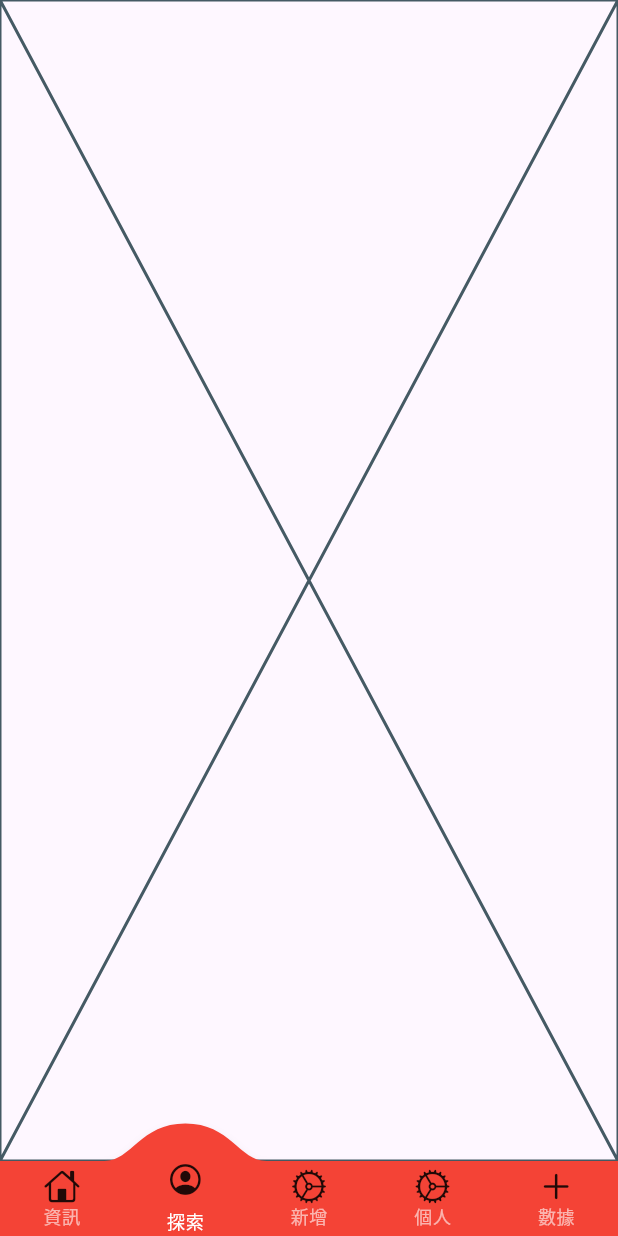
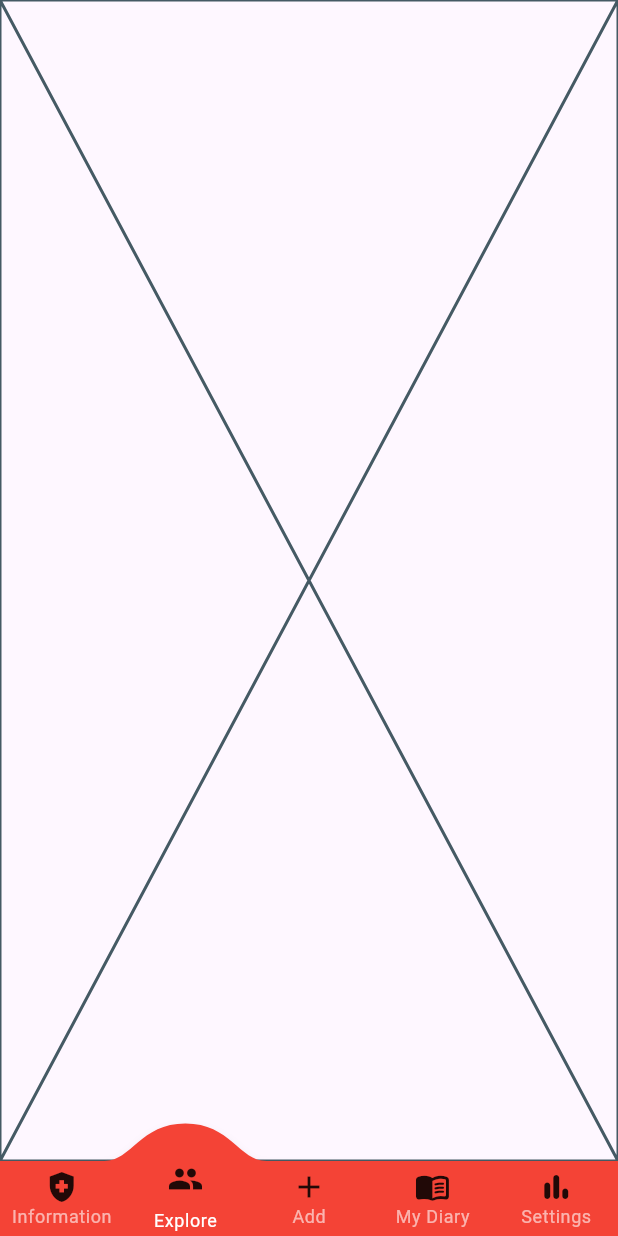
Before and after one commit to SimonLiu423/cc_diary, a Flutter app: the screen it shows after launch, item 2 of the bottom bar chosen, on a phone screen of 412 x 824 dp. Run offline on Flutter 3.47's test engine with Material 3 defaults, Android fonts, the phone set to English and light mode, and no system bars; drawn by our look-alikes of convex_bottom_bar; our stand-ins replace bloc, equatable, flutter_bloc, just_audio, rxdart, timelines; missing offline and left inert: audio_session; generated files the repository leaves out were written again; network calls fail.

Commit message:
Feat: home page ui icon & l10n

```diff
--- a/lib/l10n/app_en.arb
+++ b/lib/l10n/app_en.arb
@@ -2,16 +2,16 @@
     "appTitle": "CC Diary",
     "homePageTitle": "Home",
     "infoPageTitle": "Information",
+    "explorePageTitle": "Explore",
     "myDiaryPageTitle": "My Diary",
     "profilePageTitle": "Profile",
     "settingsPageTitle": "Settings",
     "addPageTitle": "Add",
-
+    "statPageTitle": "Statistics",
     "daysAgo": "{days} days ago",
     "hoursAgo": "{hours} hours ago",
     "minutesAgo": "{minutes} minutes ago",
     "secondsAgo": "{seconds} seconds ago",
-
     "newDiary_save": "Save",
     "newDiary_writeAreaHint": "今天發生了什麼..."
 }
--- a/lib/l10n/app_zh.arb
+++ b/lib/l10n/app_zh.arb
@@ -2,17 +2,16 @@
     "appTitle": "CC Diary",
     "homePageTitle": "首頁",
     "infoPageTitle": "資訊",
+    "explorePageTitle": "探索",
     "myDiaryPageTitle": "我的日記",
     "profilePageTitle": "個人",
     "settingsPageTitle": "設定",
     "addPageTitle": "新增",
-
+    "statPageTitle": "統計",
     "daysAgo": "{days} 天前",
     "hoursAgo": "{hours} 小時前",
     "minutesAgo": "{minutes} 分鐘前",
     "secondsAgo": "{seconds} 秒前",
-
-
     "newDiary_save": "儲存",
     "newDiary_writeAreaHint": "今天發生了什麼..."
 }
--- a/lib/main.dart
+++ b/lib/main.dart
@@ -1,9 +1,9 @@
 import 'package:cc_diary/features/information/info.dart';
 import 'package:cc_diary/features/me/me.dart';
 import 'package:cc_diary/features/new_diary/diary.dart';
+import 'package:cc_diary/l10n.dart';
 import 'package:cc_diary/theme.dart';
 import 'package:convex_bottom_bar/convex_bottom_bar.dart';
-import 'package:flutter/cupertino.dart';
 import 'package:flutter/material.dart';
 import 'package:flutter_gen/gen_l10n/app_localizations.dart';
 import 'package:flutter_localizations/flutter_localizations.dart';
@@ -21,7 +21,7 @@ class MyApp extends StatelessWidget {
     return const MaterialApp(
       title: 'CC Diary',
       home: HomePage(),
-      localizationsDelegates: const [
+      localizationsDelegates: [
         AppLocalizations.delegate, // Add this line
         GlobalMaterialLocalizations.delegate,
         GlobalWidgetsLocalizations.delegate,
@@ -56,10 +56,6 @@ class _HomePageState extends State<HomePage> {
         return const DiaryPage();
       case 3:
         return const MePage();
-      // case 1:
-      //   return const ProfilePage();
-      // case 2:
-      //   return const SettingsPage();
       default:
         return const Placeholder();
     }
@@ -67,18 +63,26 @@ class _HomePageState extends State<HomePage> {
 
   @override
   Widget build(BuildContext context) {
-    // return const DiaryPage();
     return Scaffold(
         body: _selectedBody(),
         bottomNavigationBar: ConvexAppBar(
           backgroundColor: theme().primaryColor,
           style: TabStyle.react,
-          items: const [
-            TabItem(icon: Icon(CupertinoIcons.home), title: '資訊'),
-            TabItem(icon: Icon(CupertinoIcons.profile_circled), title: '探索'),
-            TabItem(icon: Icon(CupertinoIcons.settings), title: '新增'),
-            TabItem(icon: Icon(CupertinoIcons.settings), title: '個人'),
-            TabItem(icon: Icon(CupertinoIcons.add), title: '數據'),
+          items: [
+            TabItem(
+                icon: const Icon(Icons.health_and_safety),
+                title: l10n(context).infoPageTitle),
+            TabItem(
+                icon: const Icon(Icons.people),
+                title: l10n(context).explorePageTitle),
+            TabItem(
+                icon: const Icon(Icons.add), title: l10n(context).addPageTitle),
+            TabItem(
+                icon: const Icon(Icons.menu_book_rounded),
+                title: l10n(context).myDiaryPageTitle),
+            TabItem(
+                icon: const Icon(Icons.bar_chart_rounded),
+                title: l10n(context).settingsPageTitle),
           ],
           onTap: (index) {
             setState(() {
```
